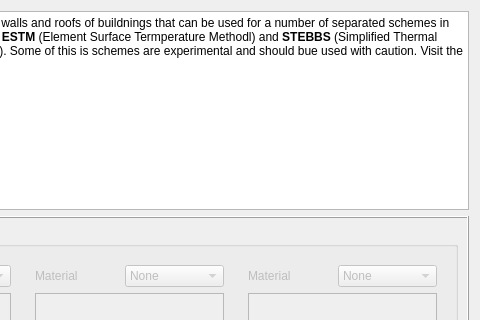
gusbacos/suews_database_manager, file tabs/spartacus_surface_tab.ui: the form before one commit; both pictures show x 646 to 1126 and y 0 to 320 of the 1126 by 724 pixel window.
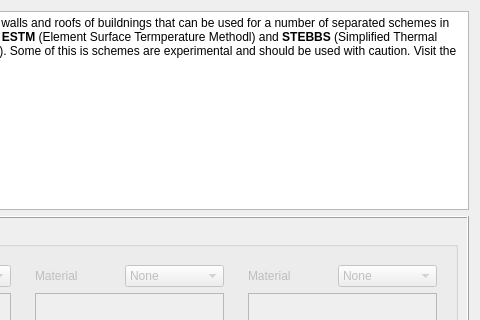
The form after the commit. Custom widgets are drawn as their Qt base class.

The edit to the form file:
```diff
--- a/tabs/spartacus_surface_tab.ui
+++ b/tabs/spartacus_surface_tab.ui
@@ -1134,8 +1134,8 @@
       <string>&lt;!DOCTYPE HTML PUBLIC &quot;-//W3C//DTD HTML 4.0//EN&quot; &quot;http://www.w3.org/TR/REC-html40/strict.dtd&quot;&gt;
 &lt;html&gt;&lt;head&gt;&lt;meta name=&quot;qrichtext&quot; content=&quot;1&quot; /&gt;&lt;style type=&quot;text/css&quot;&gt;
 p, li { white-space: pre-wrap; }
-&lt;/style&gt;&lt;/head&gt;&lt;body style=&quot; font-family:'MS Shell Dlg 2'; font-size:12pt; font-weight:400; font-style:normal;&quot;&gt;
-&lt;p style=&quot; margin-top:0px; margin-bottom:0px; margin-left:0px; margin-right:0px; -qt-block-indent:0; text-indent:0px;&quot;&gt;&lt;span style=&quot; font-size:9pt;&quot;&gt;This tab makes it possible to describe walls and roofs of buildnings that can be used for a number of separated schemes in SUEWS such as &lt;/span&gt;&lt;span style=&quot; font-size:9pt; font-weight:600;&quot;&gt;Spartacus Surface&lt;/span&gt;&lt;span style=&quot; font-size:9pt;&quot;&gt;, &lt;/span&gt;&lt;span style=&quot; font-size:9pt; font-weight:600;&quot;&gt;ESTM&lt;/span&gt;&lt;span style=&quot; font-size:9pt;&quot;&gt; (Element Surface Termperature Methodl) and &lt;/span&gt;&lt;span style=&quot; font-size:9pt; font-weight:600;&quot;&gt;STEBBS&lt;/span&gt;&lt;span style=&quot; font-size:9pt;&quot;&gt; (Simplified Thermal Energy Balance for Buildings Scheme). Some of this is schemes are experimental and should bue used with caution. Visit the &lt;/span&gt;&lt;a href=&quot;https://suews.readthedocs.io/en/latest/&quot;&gt;&lt;span style=&quot; font-size:9pt; text-decoration: underline; color:#0000ff;&quot;&gt;SUEWS-manual&lt;/span&gt;&lt;/a&gt;&lt;span style=&quot; font-family:'Inter Var','Inter','Roboto','Arial','sans-serif'; font-size:9pt; color:#131314; background-color:#ffffff;&quot;&gt; for more info. &lt;/span&gt;&lt;/p&gt;&lt;/body&gt;&lt;/html&gt;</string>
+&lt;/style&gt;&lt;/head&gt;&lt;body style=&quot; font-family:'MS Shell Dlg 2'; font-size:7.8pt; font-weight:400; font-style:normal;&quot;&gt;
+&lt;p style=&quot; margin-top:0px; margin-bottom:0px; margin-left:0px; margin-right:0px; -qt-block-indent:0; text-indent:0px;&quot;&gt;&lt;span style=&quot; font-size:9pt;&quot;&gt;This tab makes it possible to describe walls and roofs of buildnings that can be used for a number of separated schemes in SUEWS such as &lt;/span&gt;&lt;span style=&quot; font-size:9pt; font-weight:600;&quot;&gt;Spartacus Surface&lt;/span&gt;&lt;span style=&quot; font-size:9pt;&quot;&gt;, &lt;/span&gt;&lt;span style=&quot; font-size:9pt; font-weight:600;&quot;&gt;ESTM&lt;/span&gt;&lt;span style=&quot; font-size:9pt;&quot;&gt; (Element Surface Termperature Methodl) and &lt;/span&gt;&lt;span style=&quot; font-size:9pt; font-weight:600;&quot;&gt;STEBBS&lt;/span&gt;&lt;span style=&quot; font-size:9pt;&quot;&gt; (Simplified Thermal Energy Balance for Buildings Scheme). Some of this is schemes are experimental and should be used with caution. Visit the &lt;/span&gt;&lt;a href=&quot;https://suews.readthedocs.io/en/latest/&quot;&gt;&lt;span style=&quot; font-size:9pt; text-decoration: underline; color:#0000ff;&quot;&gt;SUEWS-manual&lt;/span&gt;&lt;/a&gt;&lt;span style=&quot; font-family:'Inter Var','Inter','Roboto','Arial','sans-serif'; font-size:9pt; color:#131314; background-color:#ffffff;&quot;&gt; for more info. &lt;/span&gt;&lt;/p&gt;&lt;/body&gt;&lt;/html&gt;</string>
      </property>
      <property name="openExternalLinks">
       <bool>true</bool>
```
Left out of the diff: 6 changed lines with no effect on the pictures.
